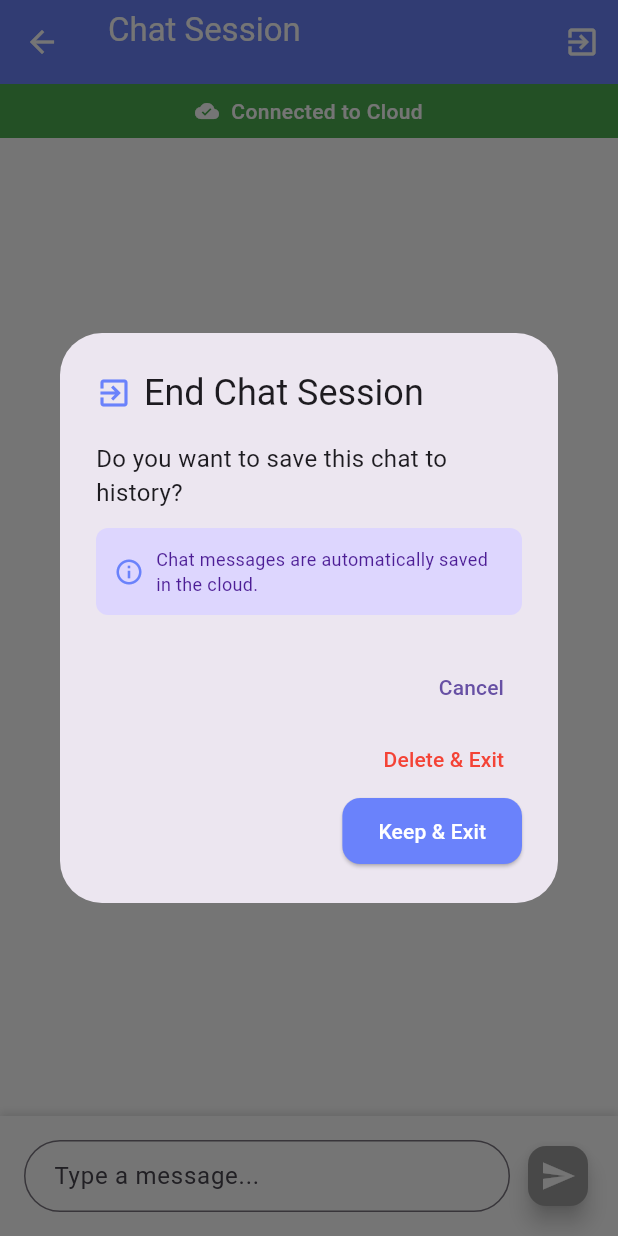
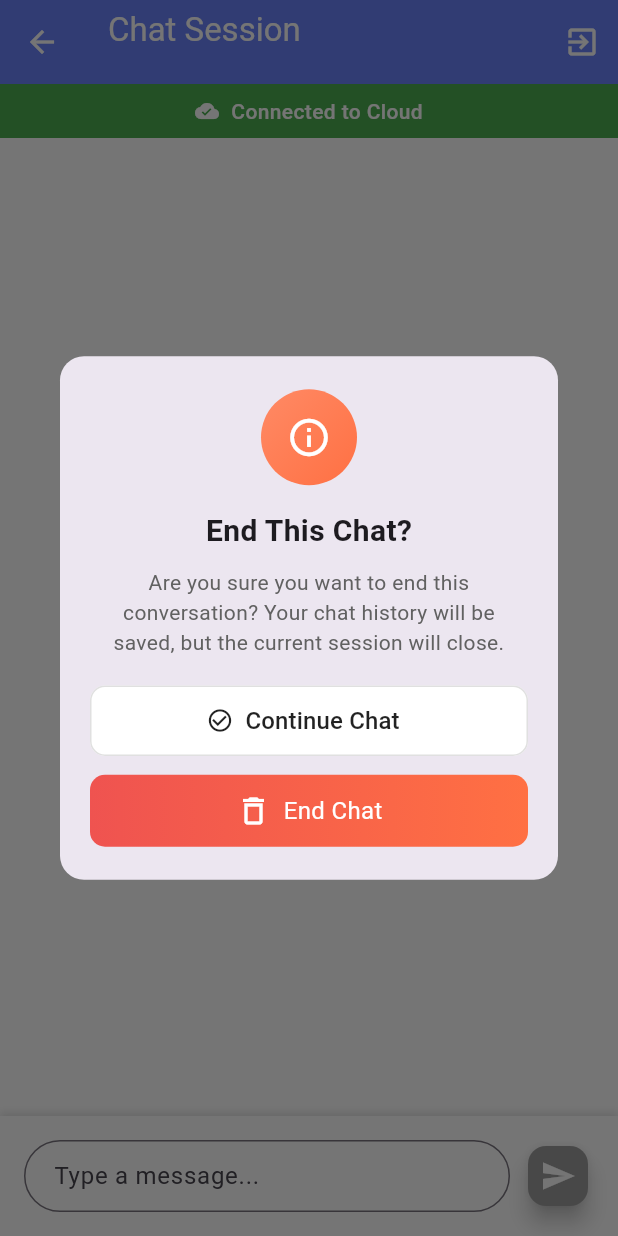
Before and after one commit to HimashaChinthani/Flutter_chat_app, a Flutter app: the ChatScreen screen opened directly with empty values, after a tap on the "exit to app" icon, on a phone screen of 412 x 824 dp. Run offline on Flutter 3.47's test engine with Material 3 defaults, Android fonts, the phone set to English and light mode, and no system bars; our stand-ins replace cloud_firestore, firebase_auth, firebase_core, qr_flutter, shared_preferences, sqflite; missing offline and left inert: mobile_scanner; accounts and stored records are empty; network calls fail.

Commit message:
change end session popup
Co-Authored-By: shehara Gamage <140165643+sheharagamage@users.noreply.github.com>

```diff
--- a/my_flutter_app/lib/view/chat_screen.dart
+++ b/my_flutter_app/lib/view/chat_screen.dart
@@ -112,74 +112,124 @@ class _ChatScreenState extends State<ChatScreen> {
   void _showExitDialog() {
     showDialog(
       context: context,
+      barrierDismissible: true,
       builder: (BuildContext context) {
-        return AlertDialog(
-          title: Row(
-            children: [
-              Icon(Icons.exit_to_app, color: AppTheme.primaryPurple),
-              SizedBox(width: 8),
-              Text('End Chat Session'),
-            ],
+        return Dialog(
+          shape: RoundedRectangleBorder(
+            borderRadius: BorderRadius.circular(16),
           ),
-          content: Column(
-            mainAxisSize: MainAxisSize.min,
-            children: [
-              Text(
-                'Do you want to save this chat to history?',
-                style: TextStyle(fontSize: 16),
-              ),
-              SizedBox(height: 12),
-              Container(
-                padding: EdgeInsets.all(12),
-                decoration: BoxDecoration(
-                  color: AppTheme.accentPurple,
-                  borderRadius: BorderRadius.circular(8),
+          child: Padding(
+            padding: const EdgeInsets.symmetric(horizontal: 20.0, vertical: 22),
+            child: Column(
+              mainAxisSize: MainAxisSize.min,
+              children: [
+                // Top circular icon with soft gradient
+                Container(
+                  width: 64,
+                  height: 64,
+                  decoration: BoxDecoration(
+                    shape: BoxShape.circle,
+                    gradient: LinearGradient(
+                      colors: [Color(0xFFFF8A65), Color(0xFFFF7043)],
+                      begin: Alignment.topLeft,
+                      end: Alignment.bottomRight,
+                    ),
+                  ),
+                  child: Center(
+                    child: Icon(
+                      Icons.info_outline,
+                      color: Colors.white,
+                      size: 30,
+                    ),
+                  ),
                 ),
-                child: Row(
+                SizedBox(height: 16),
+                Text(
+                  'End This Chat?',
+                  style: TextStyle(fontSize: 20, fontWeight: FontWeight.w700),
+                ),
+                SizedBox(height: 10),
+                Text(
+                  'Are you sure you want to end this conversation? Your chat history will be saved, but the current session will close.',
+                  style: TextStyle(fontSize: 14, color: Colors.grey[700]),
+                  textAlign: TextAlign.center,
+                ),
+                SizedBox(height: 18),
+
+                // Buttons column: outlined Continue then gradient End Chat
+                Column(
                   children: [
-                    Icon(
-                      Icons.info_outline,
-                      color: AppTheme.primaryPurple,
-                      size: 20,
+                    SizedBox(
+                      width: double.infinity,
+                      child: OutlinedButton.icon(
+                        onPressed: () {
+                          Navigator.of(context).pop();
+                          _saveAndExit(); // keep & exit moved here
+                        },
+                        icon: Icon(
+                          Icons.check_circle_outline,
+                          color: Colors.black87,
+                        ),
+                        label: Padding(
+                          padding: const EdgeInsets.symmetric(vertical: 12.0),
+                          child: Text(
+                            'Continue Chat',
+                            style: TextStyle(
+                              color: Colors.black87,
+                              fontSize: 16,
+                            ),
+                          ),
+                        ),
+                        style: OutlinedButton.styleFrom(
+                          backgroundColor: Colors.white,
+                          side: BorderSide(color: Colors.grey.shade300),
+                          shape: RoundedRectangleBorder(
+                            borderRadius: BorderRadius.circular(10),
+                          ),
+                        ),
+                      ),
                     ),
-                    SizedBox(width: 8),
-                    Expanded(
-                      child: Text(
-                        'Chat messages are automatically saved in the cloud.',
-                        style: TextStyle(
-                          fontSize: 12,
-                          color: AppTheme.darkPurple,
+                    SizedBox(height: 12),
+                    SizedBox(
+                      width: double.infinity,
+                      child: InkWell(
+                        onTap: () {
+                          Navigator.of(context).pop();
+                          _exitWithoutSaving(); // delete & exit moved here
+                        },
+                        borderRadius: BorderRadius.circular(10),
+                        child: Container(
+                          padding: EdgeInsets.symmetric(vertical: 12),
+                          decoration: BoxDecoration(
+                            gradient: LinearGradient(
+                              colors: [Color(0xFFEF5350), Color(0xFFFF7043)],
+                              begin: Alignment.centerLeft,
+                              end: Alignment.centerRight,
+                            ),
+                            borderRadius: BorderRadius.circular(10),
+                          ),
+                          child: Row(
+                            mainAxisAlignment: MainAxisAlignment.center,
+                            children: [
+                              Icon(Icons.delete_outline, color: Colors.white),
+                              SizedBox(width: 8),
+                              Text(
+                                'End Chat',
+                                style: TextStyle(
+                                  color: Colors.white,
+                                  fontSize: 16,
+                                ),
+                              ),
+                            ],
+                          ),
                         ),
                       ),
                     ),
                   ],
                 ),
-              ),
-            ],
+              ],
+            ),
           ),
-          actions: [
-            TextButton(
-              onPressed: () => Navigator.of(context).pop(),
-              child: Text('Cancel'),
-            ),
-            TextButton(
-              onPressed: () {
-                Navigator.of(context).pop();
-                _exitWithoutSaving();
-              },
-              child: Text('Delete & Exit', style: TextStyle(color: Colors.red)),
-            ),
-            ElevatedButton(
-              onPressed: () {
-                Navigator.of(context).pop();
-                _saveAndExit();
-              },
-              style: ElevatedButton.styleFrom(
-                backgroundColor: AppTheme.primaryPurple,
-              ),
-              child: Text('Keep & Exit'),
-            ),
-          ],
         );
       },
     );
```
